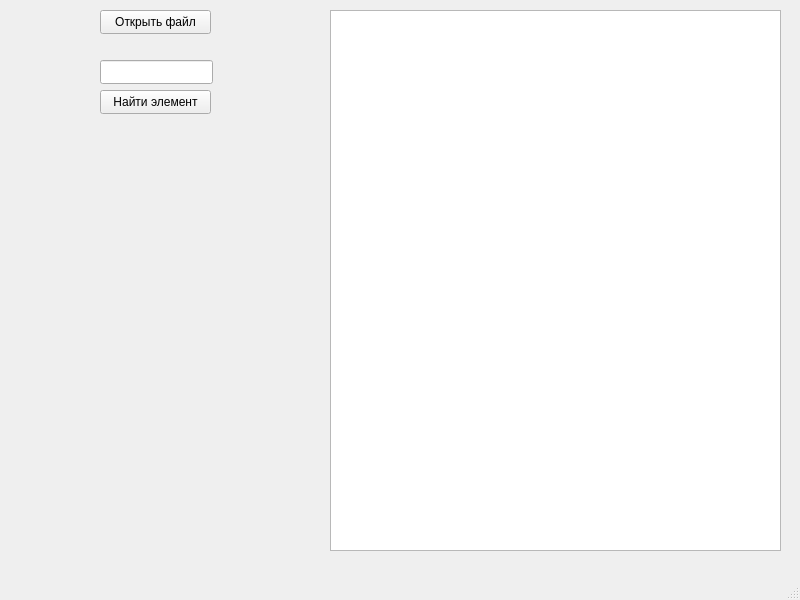
The window that QtProj/mapAnalizer/map_analizer/mainwindow.ui (twentyoneh/CPPproj) describes before a commit, drawn with Qt 5.
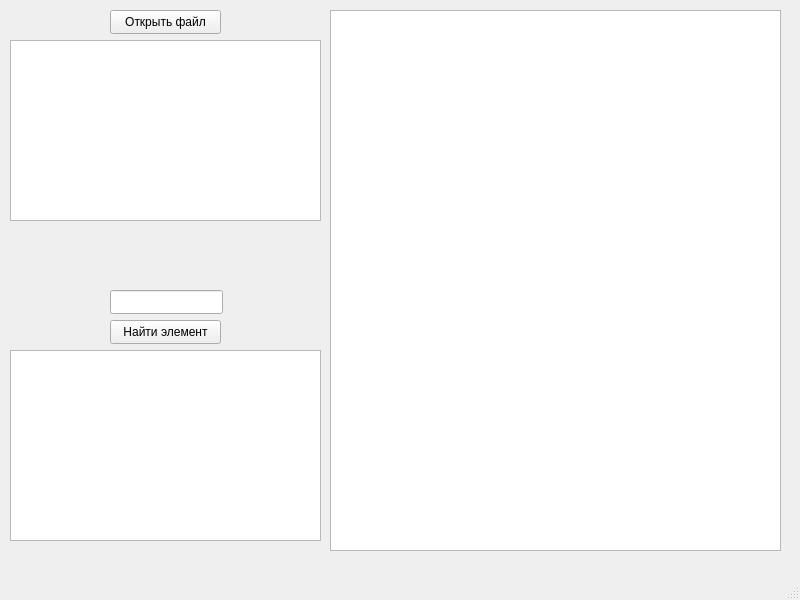
The same window after the commit.

Diff of the .ui file:
```diff
--- a/QtProj/mapAnalizer/map_analizer/mainwindow.ui
+++ b/QtProj/mapAnalizer/map_analizer/mainwindow.ui
@@ -17,7 +17,7 @@
    <widget class="QPushButton" name="OpenFIle">
     <property name="geometry">
      <rect>
-      <x>100</x>
+      <x>110</x>
       <y>10</y>
       <width>111</width>
       <height>24</height>
@@ -46,8 +46,8 @@
    <widget class="QLineEdit" name="variableName">
     <property name="geometry">
      <rect>
-      <x>100</x>
-      <y>60</y>
+      <x>110</x>
+      <y>290</y>
       <width>113</width>
       <height>24</height>
      </rect>
@@ -56,8 +56,8 @@
    <widget class="QPushButton" name="findVariable">
     <property name="geometry">
      <rect>
-      <x>100</x>
-      <y>90</y>
+      <x>110</x>
+      <y>320</y>
       <width>111</width>
       <height>24</height>
      </rect>
@@ -66,6 +66,26 @@
      <string>Найти элемент</string>
     </property>
    </widget>
+   <widget class="QListWidget" name="listWidget_2">
+    <property name="geometry">
+     <rect>
+      <x>10</x>
+      <y>40</y>
+      <width>311</width>
+      <height>181</height>
+     </rect>
+    </property>
+   </widget>
+   <widget class="QListWidget" name="listWidget_3">
+    <property name="geometry">
+     <rect>
+      <x>10</x>
+      <y>350</y>
+      <width>311</width>
+      <height>191</height>
+     </rect>
+    </property>
+   </widget>
   </widget>
   <widget class="QMenuBar" name="menubar">
    <property name="geometry">
```
